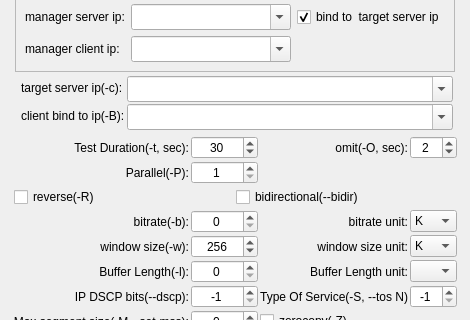
This is qiperfc/src/dlgiperf.ui in coolshou/qiperf as Qt 5 draws it before an edit; both pictures show x 0 to 470 and y 99 to 419 of the 470 by 546 pixel window. The edited form follows.
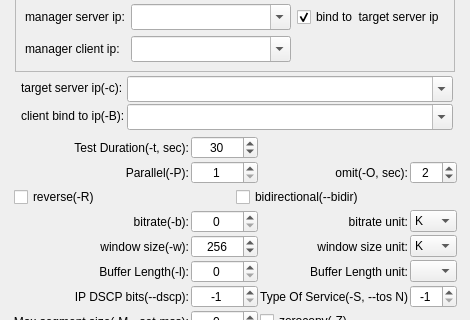
This is the edited form. Icons and pictures are not drawn.

What changed in the file:
```diff
--- a/qiperfc/src/dlgiperf.ui
+++ b/qiperfc/src/dlgiperf.ui
@@ -458,16 +458,6 @@
         </property>
        </widget>
       </item>
-      <item row="3" column="3">
-       <widget class="QSpinBox" name="sb_omit">
-        <property name="alignment">
-         <set>Qt::AlignCenter</set>
-        </property>
-        <property name="value">
-         <number>2</number>
-        </property>
-       </widget>
-      </item>
       <item row="3" column="1">
        <widget class="QSpinBox" name="sb_duration">
         <property name="toolTip">
@@ -667,16 +657,6 @@
         </property>
        </widget>
       </item>
-      <item row="3" column="2">
-       <widget class="QLabel" name="lbOmit">
-        <property name="text">
-         <string>omit(-O, sec):</string>
-        </property>
-        <property name="alignment">
-         <set>Qt::AlignRight|Qt::AlignTrailing|Qt::AlignVCenter</set>
-        </property>
-       </widget>
-      </item>
       <item row="10" column="0">
        <widget class="QLabel" name="label_28">
         <property name="text">
@@ -850,6 +830,33 @@
         </property>
        </widget>
       </item>
+      <item row="5" column="2">
+       <widget class="QLabel" name="lbOmit">
+        <property name="text">
+         <string>omit(-O, sec):</string>
+        </property>
+        <property name="alignment">
+         <set>Qt::AlignRight|Qt::AlignTrailing|Qt::AlignVCenter</set>
+        </property>
+       </widget>
+      </item>
+      <item row="5" column="3">
+       <widget class="QSpinBox" name="sb_omit">
+        <property name="alignment">
+         <set>Qt::AlignCenter</set>
+        </property>
+        <property name="value">
+         <number>2</number>
+        </property>
+       </widget>
+      </item>
+      <item row="3" column="2" colspan="2">
+       <widget class="QLabel" name="lbDuration">
+        <property name="text">
+         <string/>
+        </property>
+       </widget>
+      </item>
      </layout>
     </widget>
    </item>
```
